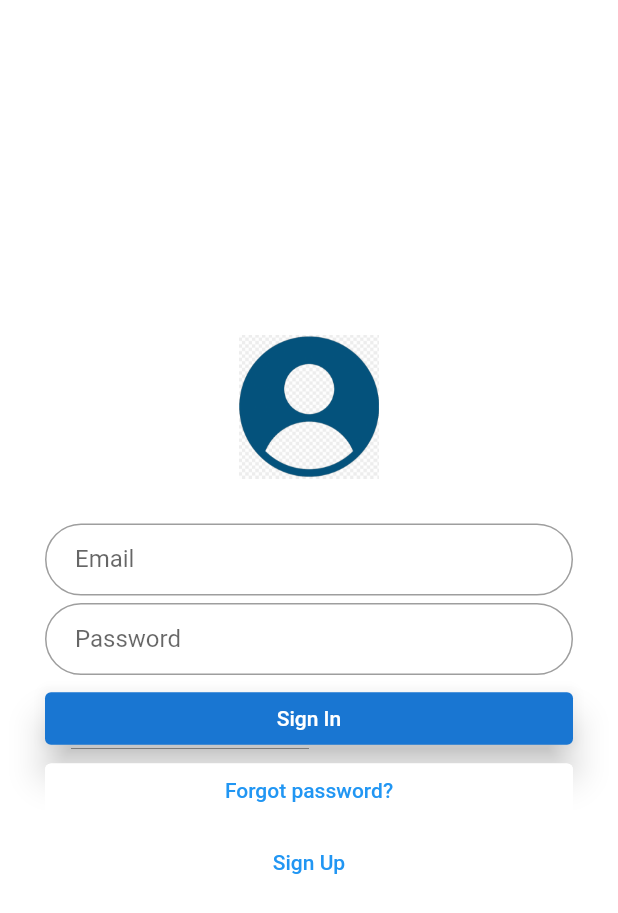
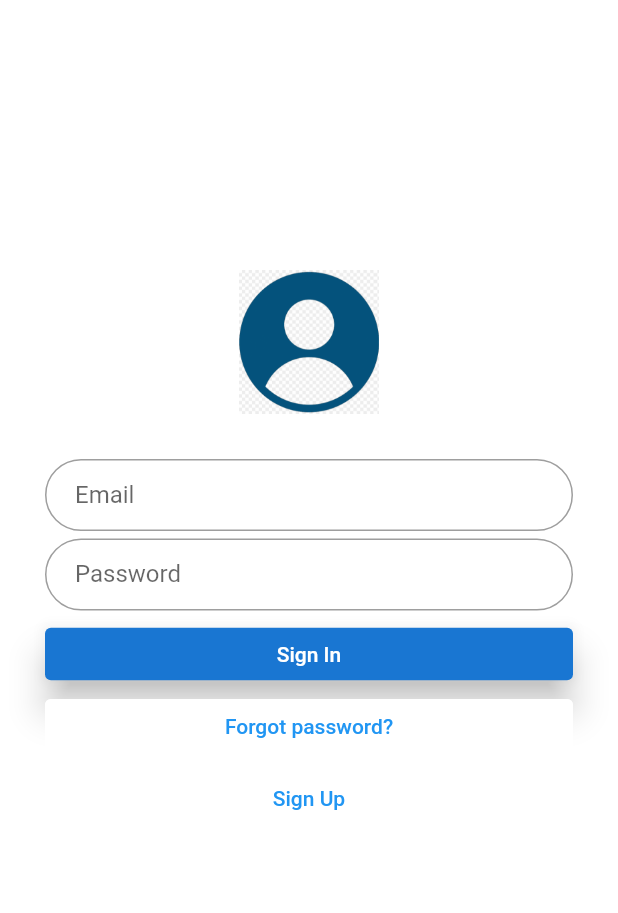
Before and after one commit to PhamLong301/sign_up_app, a Flutter app: the screen it shows after launch, on a phone screen of 412 x 824 dp. Shown: the top 913 px of the screen. Run offline on Flutter 3.47's test engine with Material 2 defaults, Android fonts, the phone set to English and light mode, and no system bars; our stand-ins replace internet_connection_checker, permission_handler, shared_preferences; missing offline and left inert: flutter_webrtc, sip_ua.

Commit message:
Update login_scene.dart

```diff
--- a/lib/scene/main_scenes/login_scene.dart
+++ b/lib/scene/main_scenes/login_scene.dart
@@ -186,7 +186,7 @@ class _LoginSceneState extends State<_LoginScene> {
               shrinkWrap: true,
               padding: const EdgeInsets.only(left: 30.0, right: 30.0),
               children: [
-                const SizedBox(height: 223.0),
+                const SizedBox(height: 180.0),
                 logo,
                 const SizedBox(height: 30.0),
                 username,
@@ -196,7 +196,7 @@ class _LoginSceneState extends State<_LoginScene> {
                 loginButton,
                 forgotLabel,
                 signupLable,
-                const SizedBox(height: 224.0),
+                const SizedBox(height: 205.0),
               ],
             ),
             Align(
```
